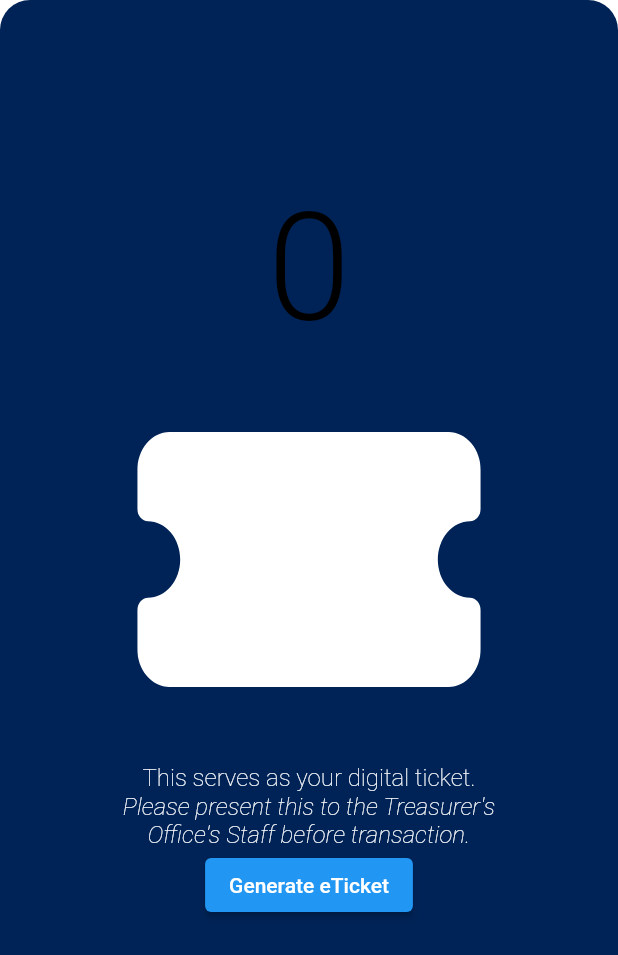
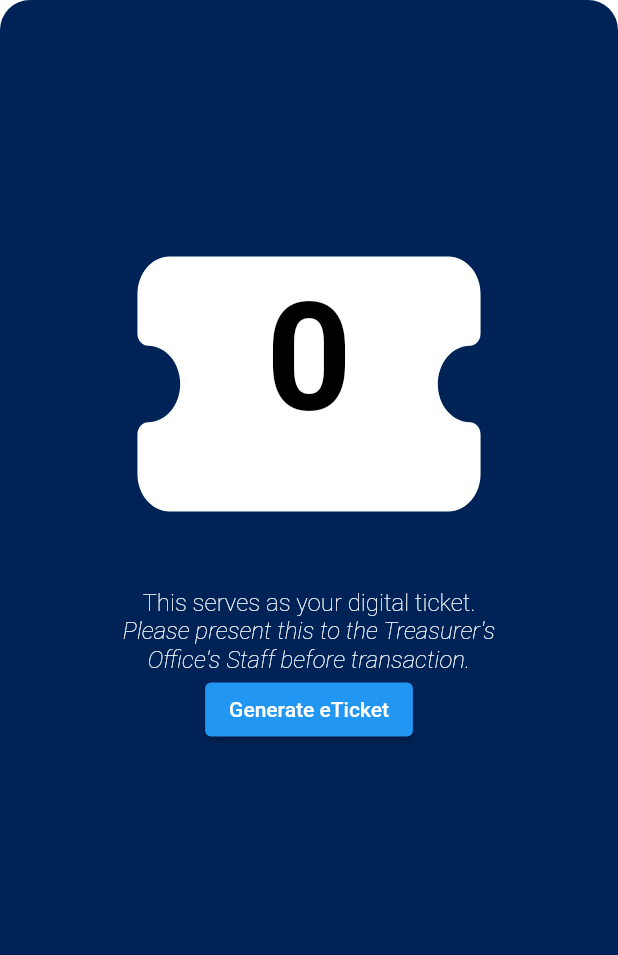
Before and after one commit to jelomiranda/ePILA, a Flutter app: the ETicket screen opened directly, on a phone screen of 412 x 824 dp. Shown: the top 955 px of the screen. Run offline on Flutter 3.47's test engine with Material 2 defaults, Android fonts, the phone set to English and light mode, and no system bars; our stand-ins replace flutter_svg.

Commit message:
Update eticket.dart

```diff
--- a/lib/eticket.dart
+++ b/lib/eticket.dart
@@ -23,15 +23,7 @@ class _ETicketState extends State<ETicket> {
               rightColor: Colors.white,
             ),
             const SizedBox(height: 100),
-            _buildText(
-              text: '$ticketNumber',
-              fontSize: 100,
-              fontWeight: FontWeight.w300,
-              color: Colors.black,
-            ),
-            Center(
-              child: SvgPicture.asset('assets/ticket_icon.svg'),
-            ),
+            _buildStackWithTicketNumber(),
             _buildText(
               text: "This serves as your digital ticket.",
               fontSize: 16,
@@ -58,6 +50,24 @@ class _ETicketState extends State<ETicket> {
           ],
         ),
       ),
+    );
+  }
+
+  Widget _buildStackWithTicketNumber() {
+    return Stack(
+      alignment: Alignment.center,
+      children: [
+        SvgPicture.asset('assets/ticket_icon.svg'),
+        Positioned(
+          top: 60, // Adjust the top position as needed
+          child: _buildText(
+            text: '$ticketNumber',
+            fontSize: 100, // Adjust the font size as needed
+            fontWeight: FontWeight.bold,
+            color: Colors.black,
+          ),
+        ),
+      ],
     );
   }
 
```
